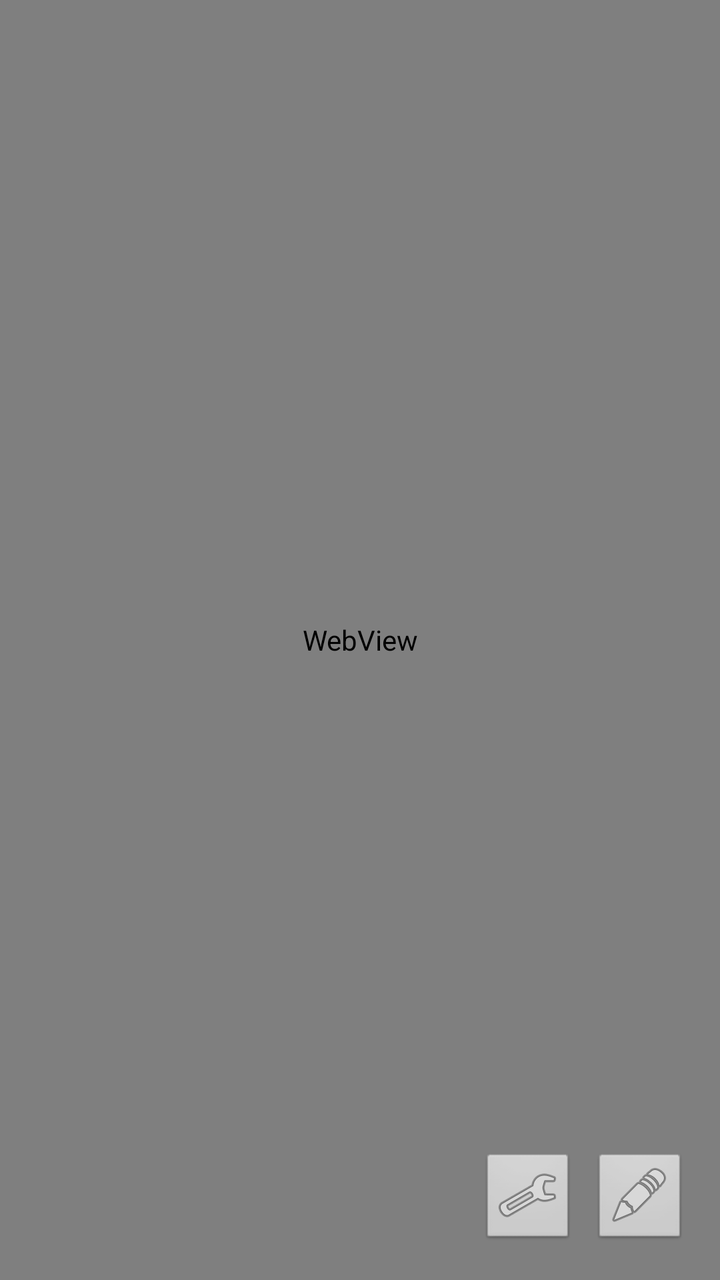
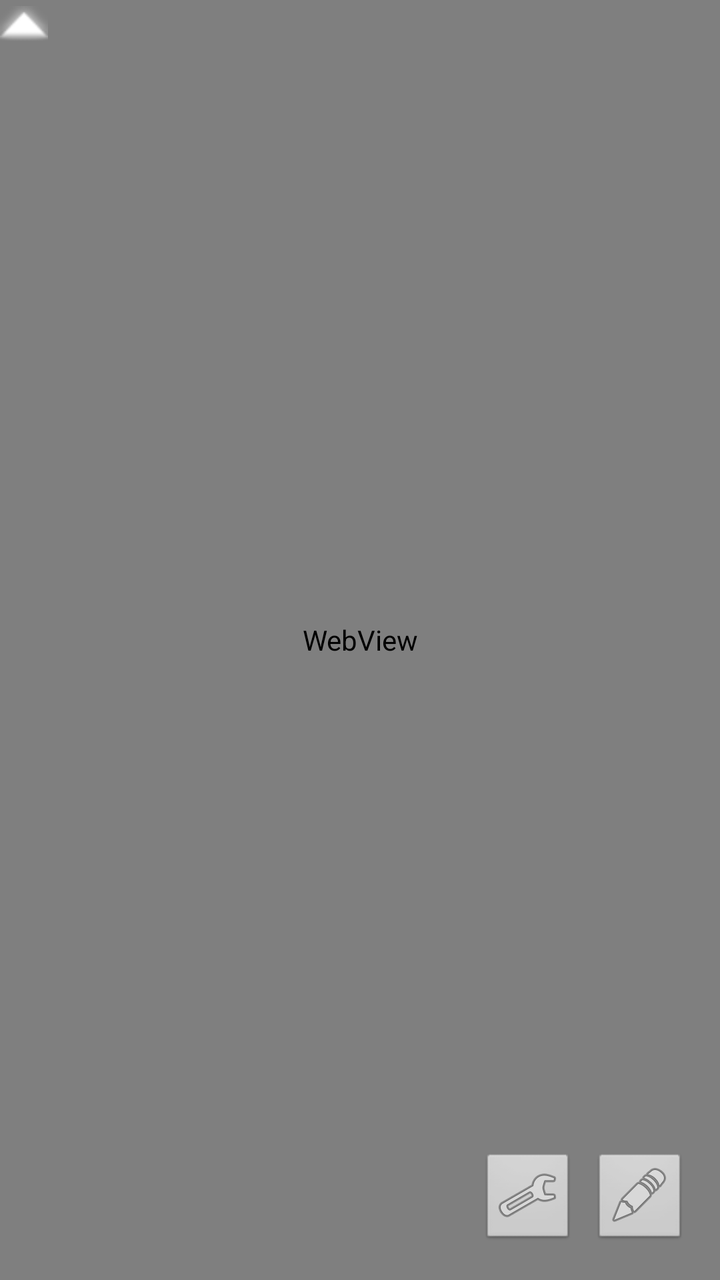

Two renders of the same Android screen: before a commit and after it. Below are the layout's source before the change and the commit's diff.
<!-- AndroidManifest.xml: application theme Theme.XpraClient -->
<!-- res/layout/activity_main.xml -->
<?xml version="1.0" encoding="utf-8"?>
<FrameLayout xmlns:android="http://schemas.android.com/apk/res/android"
    android:id="@+id/rootContainer"
    android:layout_width="match_parent"
    android:layout_height="match_parent"
    android:background="#000000">

    
    <WebView
        android:id="@+id/webView"
        android:layout_width="match_parent"
        android:layout_height="match_parent" />

    
    <View
        android:id="@+id/touchpadOverlay"
        android:layout_width="match_parent"
        android:layout_height="match_parent" />

    
    <HorizontalScrollView
        android:id="@+id/specialKeyBar"
        android:layout_width="match_parent"
        android:layout_height="48dp"
        android:layout_gravity="top"
        android:background="#DD1E1E1E"
        android:visibility="gone"
        android:scrollbars="none">

        <LinearLayout
            android:layout_width="wrap_content"
            android:layout_height="match_parent"
            android:orientation="horizontal"
            android:gravity="center_vertical"
            android:paddingHorizontal="4dp">

            <Button
                android:id="@+id/btnEsc"
                style="@style/Widget.AppCompat.Button.Borderless"
                android:layout_width="wrap_content"
                android:layout_height="wrap_content"
                android:text="ESC"
                android:textColor="#FFFFFF" />

            <Button
                android:id="@+id/btnTab"
                style="@style/Widget.AppCompat.Button.Borderless"
                android:layout_width="wrap_content"
                android:layout_height="wrap_content"
                android:text="TAB"
                android:textColor="#FFFFFF" />

            <ToggleButton
                android:id="@+id/toggleCtrl"
                android:layout_width="wrap_content"
                android:layout_height="wrap_content"
                android:textOn="CTRL"
                android:textOff="CTRL"
                android:textColor="#FFFFFF" />

            <ToggleButton
                android:id="@+id/toggleAlt"
                android:layout_width="wrap_content"
                android:layout_height="wrap_content"
                android:textOn="ALT"
                android:textOff="ALT"
                android:textColor="#FFFFFF" />

            <Button
                android:id="@+id/btnSuper"
                style="@style/Widget.AppCompat.Button.Borderless"
                android:layout_width="wrap_content"
                android:layout_height="wrap_content"
                android:text="SUPER"
                android:textColor="#FFFFFF" />

            <Button
                android:id="@+id/btnUp"
                style="@style/Widget.AppCompat.Button.Borderless"
                android:layout_width="wrap_content"
                android:layout_height="wrap_content"
                android:text="▲"
                android:textColor="#FFFFFF" />

            <Button
                android:id="@+id/btnDown"
                style="@style/Widget.AppCompat.Button.Borderless"
                android:layout_width="wrap_content"
                android:layout_height="wrap_content"
                android:text="▼"
                android:textColor="#FFFFFF" />

            <Button
                android:id="@+id/btnLeft"
                style="@style/Widget.AppCompat.Button.Borderless"
                android:layout_width="wrap_content"
                android:layout_height="wrap_content"
                android:text="◀"
                android:textColor="#FFFFFF" />

            <Button
                android:id="@+id/btnRight"
                style="@style/Widget.AppCompat.Button.Borderless"
                android:layout_width="wrap_content"
                android:layout_height="wrap_content"
                android:text="▶"
                android:textColor="#FFFFFF" />

            <Button
                android:id="@+id/btnEnter"
                style="@style/Widget.AppCompat.Button.Borderless"
                android:layout_width="wrap_content"
                android:layout_height="wrap_content"
                android:text="↵"
                android:textColor="#FFFFFF" />

        </LinearLayout>
    </HorizontalScrollView>

    
    <LinearLayout
        android:layout_width="wrap_content"
        android:layout_height="wrap_content"
        android:layout_gravity="bottom|end"
        android:layout_margin="16dp"
        android:orientation="horizontal"
        android:gravity="center">

        
        <ImageButton
            android:id="@+id/btnToggleKeys"
            android:layout_width="48dp"
            android:layout_height="48dp"
            android:layout_marginEnd="8dp"
            android:contentDescription="Special Keys"
            android:src="@android:drawable/ic_menu_preferences"
            android:background="@android:drawable/btn_default"
            android:alpha="0.75" />

        
        <ImageButton
            android:id="@+id/btnKeyboard"
            android:layout_width="48dp"
            android:layout_height="48dp"
            android:contentDescription="Keyboard"
            android:src="@android:drawable/ic_menu_edit"
            android:background="@android:drawable/btn_default"
            android:alpha="0.75" />

    </LinearLayout>

</FrameLayout>
<!-- resources referenced by this layout -->
<resources>
  <style name="Theme.XpraClient" parent="Theme.AppCompat.NoActionBar">
          <item name="android:statusBarColor">#000000</item>
          <item name="android:navigationBarColor">#000000</item>
          <item name="android:windowFullscreen">true</item>
      </style>
</resources>

<!-- the commit's change to res/layout/activity_main.xml (unified diff, before → after) -->
@@ -18,6 +18,15 @@
         android:layout_height="match_parent" />
 
     
+    <ImageView
+        android:id="@+id/virtualCursorIcon"
+        android:layout_width="24dp"
+        android:layout_height="24dp"
+        android:src="@android:drawable/arrow_up_float"
+        android:tint="#FFFFFF"
+        android:elevation="10dp" />
+
+    
     <HorizontalScrollView
         android:id="@+id/specialKeyBar"
         android:layout_width="match_parent"
@@ -25,7 +34,8 @@
         android:layout_gravity="top"
         android:background="#DD1E1E1E"
         android:visibility="gone"
-        android:scrollbars="none">
+        android:scrollbars="none"
+        android:elevation="12dp">
 
         <LinearLayout
             android:layout_width="wrap_content"
@@ -124,9 +134,9 @@
         android:layout_gravity="bottom|end"
         android:layout_margin="16dp"
         android:orientation="horizontal"
-        android:gravity="center">
+        android:gravity="center"
+        android:elevation="12dp">
 
-        
         <ImageButton
             android:id="@+id/btnToggleKeys"
             android:layout_width="48dp"
@@ -137,7 +147,6 @@
             android:background="@android:drawable/btn_default"
             android:alpha="0.75" />
 
-        
         <ImageButton
             android:id="@+id/btnKeyboard"
             android:layout_width="48dp"
